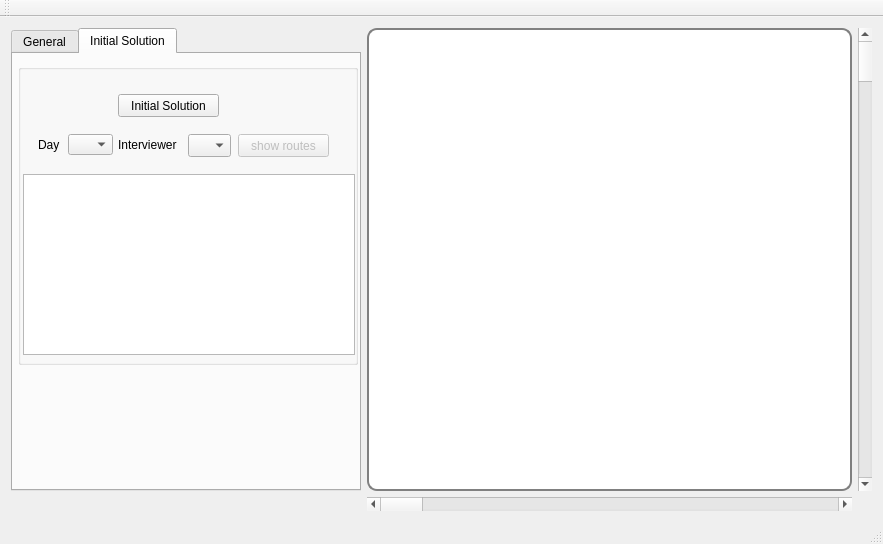
This is Nouna_PCVRP/qt-project/ver02/nouna_project/mainwindow.ui in tikhoncheva/work as Qt 5 draws it before an edit. The edited form follows.
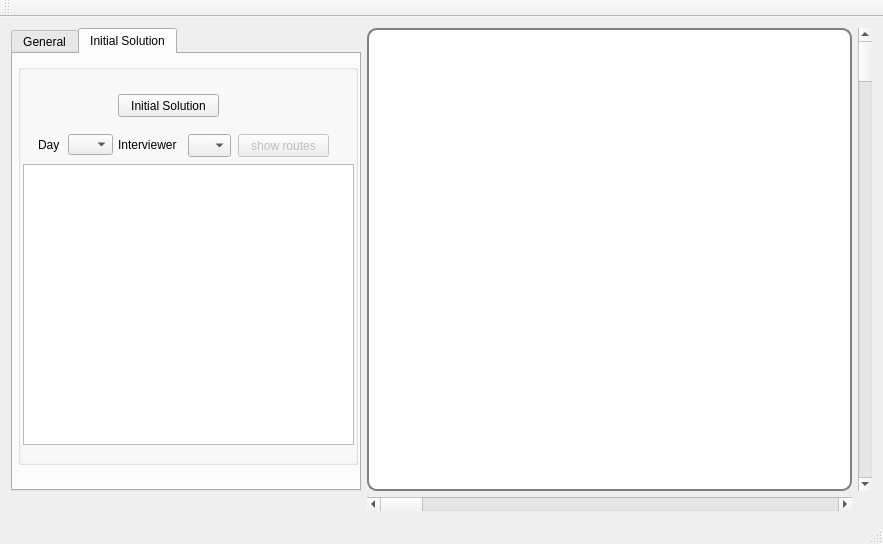
This is the edited form. The open tabs and pages were chosen to show the change. Custom widgets are drawn as their Qt base class.

```diff
--- a/Nouna_PCVRP/qt-project/ver02/nouna_project/mainwindow.ui
+++ b/Nouna_PCVRP/qt-project/ver02/nouna_project/mainwindow.ui
@@ -467,22 +467,12 @@
             <x>5</x>
             <y>10</y>
             <width>340</width>
-            <height>301</height>
+            <height>401</height>
            </rect>
           </property>
           <property name="title">
            <string/>
           </property>
-          <widget class="QTextEdit" name="textEditRouteInfo">
-           <property name="geometry">
-            <rect>
-             <x>5</x>
-             <y>110</y>
-             <width>332</width>
-             <height>181</height>
-            </rect>
-           </property>
-          </widget>
           <widget class="QLabel" name="labelSelectDay">
            <property name="geometry">
             <rect>
@@ -585,6 +575,19 @@
             </rect>
            </property>
           </widget>
+          <widget class="QTableWidget" name="tableWidget_weekplans">
+           <property name="geometry">
+            <rect>
+             <x>5</x>
+             <y>100</y>
+             <width>331</width>
+             <height>281</height>
+            </rect>
+           </property>
+           <property name="selectionBehavior">
+            <enum>QAbstractItemView::SelectRows</enum>
+           </property>
+          </widget>
          </widget>
         </widget>
        </widget>
```
Left out of the diff: 2 changed lines with no effect on the pictures.
